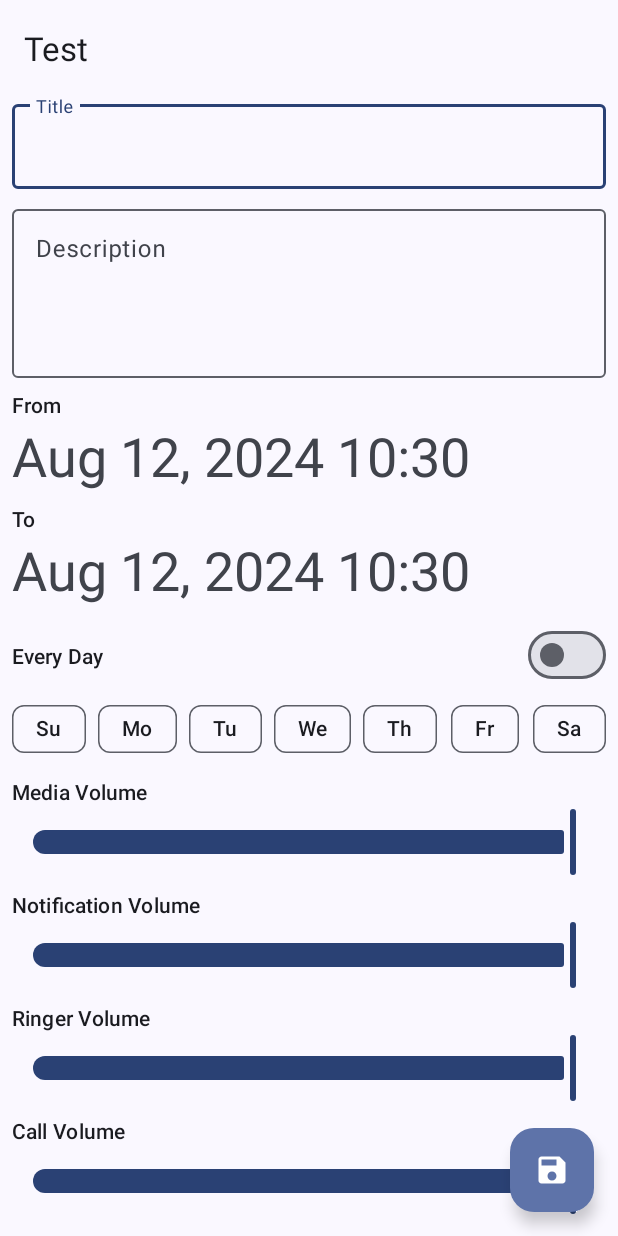
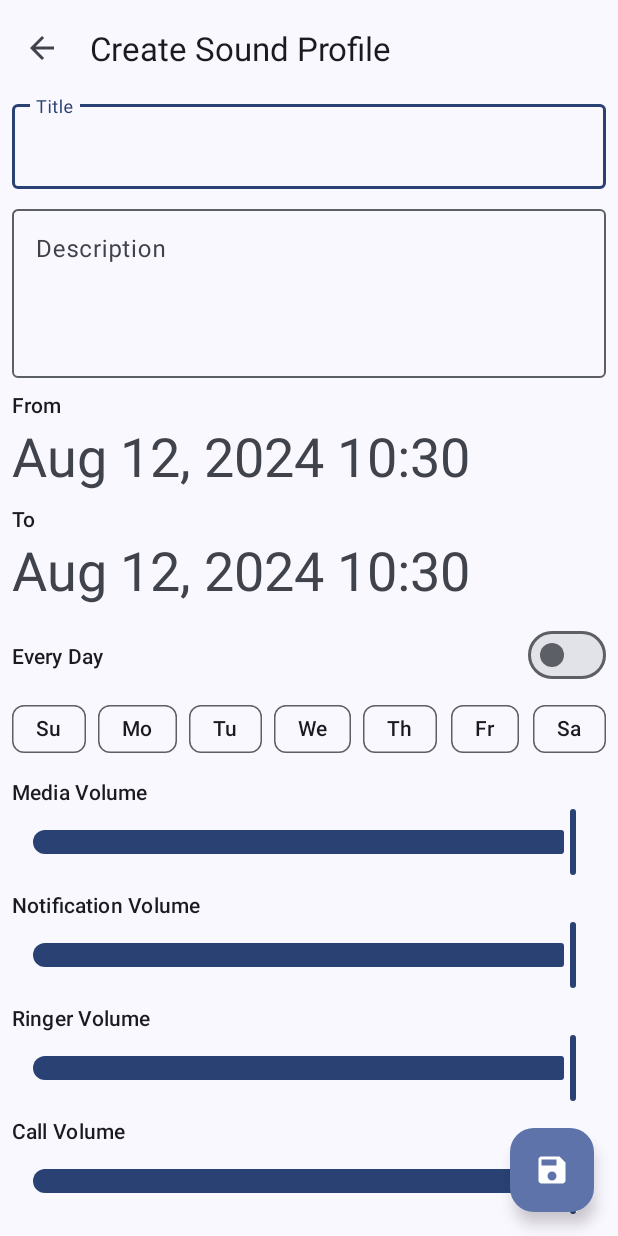
Before and after one commit to a2ke5e1/Sound-Profiles-Manager, an Android app: the screen it shows after launch (SoundProfileManager), after a tap on "Save Sound Profile", on a phone screen of 412 x 824 dp. Run offline under Robolectric (Android 15) with nearby library versions, the phone set to English and light mode, and no system bars; our stand-ins replace Dagger/Hilt's generated code, Room's generated code; 4 statements that could not run were skipped.

Commit message:
Integrate SoundProfileScheduler and update SoundProfileManager UI interactions
- Implement SoundProfileScheduler class for scheduling and canceling sound profile alarms.
- Use unique request codes for start and end alarms to avoid conflicts.
- Integrate SoundProfileScheduler with SoundProfileRecyclerAdapter for scheduling profiles.
- Update SoundProfileManager to handle UI interactions for volume controls, date/time pickers, and repeat days.
- Add methods for date and time formatting and setting in SoundProfileManager.
- Update AndroidManifest.xml to include SoundProfileApplyBroadcastReceiver.
- Display a toast message when a sound profile is scheduled.
- Update MainActivity to set up toolbar and handle window insets.
- Modify activity_main.xml to include AppBarLayout and MaterialToolbar.
- Add new string resources for creating and editing sound profiles.
- Handle back button press in SoundProfileManager to finish the activity.

```diff
--- a/app/src/main/java/com/a3/soundprofiles/MainActivity.kt
+++ b/app/src/main/java/com/a3/soundprofiles/MainActivity.kt
@@ -45,11 +45,17 @@ class MainActivity : AppCompatActivity() {
     _binding = ActivityMainBinding.inflate(layoutInflater)
     enableEdgeToEdge()
     setContentView(binding.root)
+    ViewCompat.setOnApplyWindowInsetsListener(binding.appBarLayout) { v, insets ->
+      val systemBars = insets.getInsets(WindowInsetsCompat.Type.systemBars())
+      v.setPadding(0, systemBars.top, 0, 0)
+      insets
+    }
     ViewCompat.setOnApplyWindowInsetsListener(binding.main) { v, insets ->
       val systemBars = insets.getInsets(WindowInsetsCompat.Type.systemBars())
-      v.setPadding(systemBars.left, systemBars.top, systemBars.right, systemBars.bottom)
+      v.setPadding(0, 0, 0, systemBars.bottom)
       insets
     }
+    setSupportActionBar(binding.toolbar)
 
     mainViewModel.loadAllSoundProfiles()
 
--- a/app/src/main/res/values/strings.xml
+++ b/app/src/main/res/values/strings.xml
@@ -14,4 +14,6 @@
     <string name="from">From</string>
     <string name="schedule">Schedule</string>
     <string name="apply_now">Apply Now</string>
+    <string name="create_sound_profile">Create Sound Profile</string>
+    <string name="edit_sound_profile">Edit Sound Profile</string>
 </resources>
```
Also changed, not shown: app/src/main/java/com/a3/soundprofiles/SoundProfileManager.kt (+14 -0 lines), app/src/main/res/layout/activity_main.xml (+38 -14 lines).
